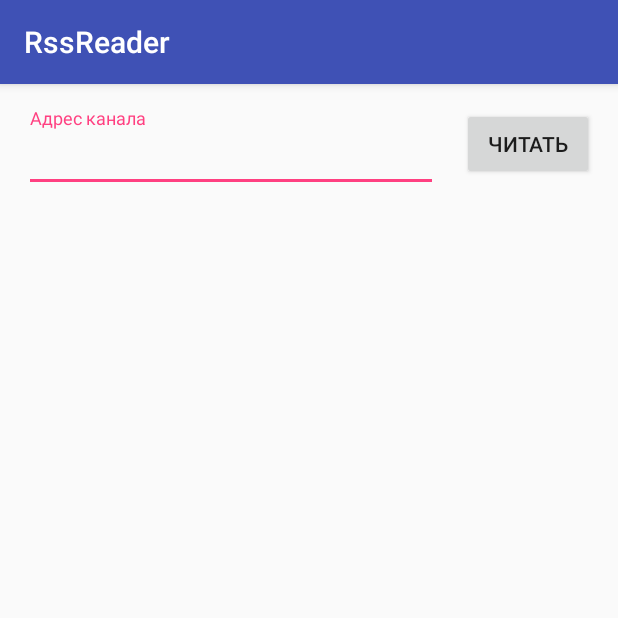
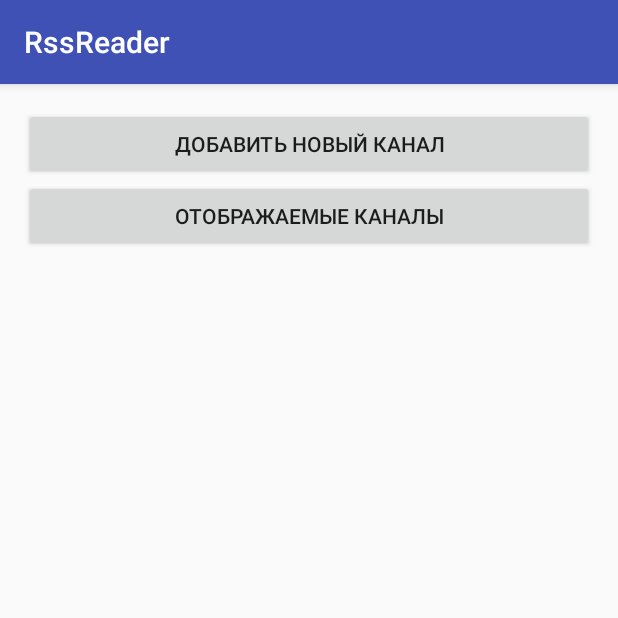
Before and after one commit to goldenluk/android, an Android app: the screen it shows after launch (ReadChannelActivity before the commit, ChannelsMenuActivity after it), after a tap on "Каналы", on a phone screen of 412 x 824 dp, the top half of it. Run offline under Robolectric (Android 15) with nearby library versions, the phone set to English and light mode, and no system bars.

Commit message:
Начата реализация добавления каналов в новостную ленту Возможность почитать канал временно переехала в раздел добавления канала

```diff
--- a/RssReader/app/src/main/AndroidManifest.xml
+++ b/RssReader/app/src/main/AndroidManifest.xml
@@ -20,6 +20,7 @@
         </activity>
 
         <activity android:name=".ReadChannelActivity"/>
+        <activity android:name=".ChannelsMenuActivity"/>
     </application>
 
 </manifest>
--- /dev/null
+++ b/RssReader/app/src/main/java/ru/matthewhadzhiev/rssreader/ChannelsMenuActivity.java
@@ -0,0 +1,24 @@
+package ru.matthewhadzhiev.rssreader;
+
+import android.content.Intent;
+import android.os.Bundle;
+import android.support.v7.app.AppCompatActivity;
+import android.view.View;
+import android.widget.Button;
+
+public class ChannelsMenuActivity extends AppCompatActivity {
+    @Override
+    protected void onCreate(Bundle savedInstanceState) {
+        super.onCreate(savedInstanceState);
+        setContentView(R.layout.channel_menu_activity);
+
+        Button newChannelButton = (Button) findViewById(R.id.add_channel_button);
+        newChannelButton.setOnClickListener(new View.OnClickListener() {
+            @Override
+            public void onClick(View view) {
+                Intent intent = new Intent(ChannelsMenuActivity.this, ReadChannelActivity.class);
+                startActivity(intent);
+            }
+        });
+    }
+}
--- a/RssReader/app/src/main/java/ru/matthewhadzhiev/rssreader/MainActivity.java
+++ b/RssReader/app/src/main/java/ru/matthewhadzhiev/rssreader/MainActivity.java
@@ -18,7 +18,7 @@ public class MainActivity extends AppCompatActivity {
         channelsButton.setOnClickListener(new View.OnClickListener() {
             @Override
             public void onClick(View view) {
-                Intent intent = new Intent(MainActivity.this, ReadChannelActivity.class);
+                Intent intent = new Intent(MainActivity.this, ChannelsMenuActivity.class);
                 startActivity(intent);
             }
         });
--- a/RssReader/app/src/main/java/ru/matthewhadzhiev/rssreader/ReadChannelActivity.java
+++ b/RssReader/app/src/main/java/ru/matthewhadzhiev/rssreader/ReadChannelActivity.java
@@ -164,6 +164,10 @@ public class ReadChannelActivity extends AppCompatActivity {
 
             if (success) {
                 mRecyclerView.setAdapter(new RssFeedListAdapter(mFeedModelList));
+                Toast.makeText(ReadChannelActivity.this,
+                        getString(R.string.success_add_channel),
+                        Toast.LENGTH_LONG).show();
+                //TODO Прикручиваем базу и сохраняем в неё
             } else {
                 Toast.makeText(ReadChannelActivity.this,
                         getString(R.string.invalid_address),
--- /dev/null
+++ b/RssReader/app/src/main/res/layout/channel_menu_activity.xml
@@ -0,0 +1,28 @@
+<?xml version="1.0" encoding="utf-8"?>
+<LinearLayout
+    xmlns:android="http://schemas.android.com/apk/res/android"
+    xmlns:tools="http://schemas.android.com/tools"
+    android:id="@+id/channel_menu_activity"
+    android:layout_width="match_parent"
+    android:layout_height="match_parent"
+    android:orientation="vertical"
+    android:paddingBottom="@dimen/activity_vertical_margin"
+    android:paddingLeft="@dimen/activity_horizontal_margin"
+    android:paddingRight="@dimen/activity_horizontal_margin"
+    android:paddingTop="@dimen/activity_vertical_margin"
+    tools:context="ru.matthewhadzhiev.rssreader.MainActivity">
+
+    <Button
+        android:layout_width="match_parent"
+        android:layout_height="wrap_content"
+        android:id="@+id/add_channel_button"
+        android:text="@string/add_new_channel"
+    />
+
+    <Button
+        android:layout_width="match_parent"
+        android:layout_height="wrap_content"
+        android:id="@+id/viewed_channels"
+        android:text="@string/viewed_channels"
+    />
+</LinearLayout>
--- a/RssReader/app/src/main/res/values/strings.xml
+++ b/RssReader/app/src/main/res/values/strings.xml
@@ -9,4 +9,7 @@
     <string name="link">Сcылка: %1$s</string>
     <string name="invalid_address">Введите подходящий адрес.</string>
     <string name="feed">Лента</string>
+    <string name="add_new_channel">Добавить новый канал</string>
+    <string name="viewed_channels">Отображаемые каналы</string>
+    <string name="success_add_channel">Канал успешно добавлен</string>
 </resources>
```
